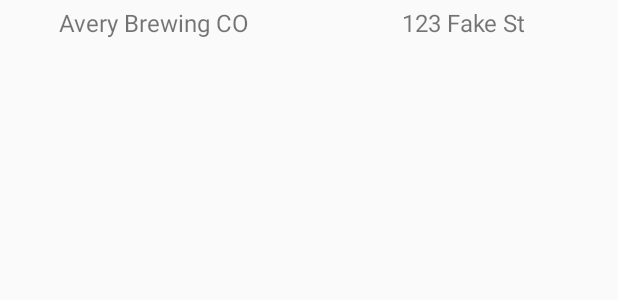
After one commit to rongxanh88/BeerTheKiwi, an Android app: the layout brewery_list_item.xml on its own in the app's theme, with its tools: preview values and no code run, on a phone screen of 412 x 824 dp. The commit adds this screen. Shown: the top 300 px of the screen. Run offline under Robolectric (Android 15) with nearby library versions, the phone set to English and light mode, and no system bars.

Commit message:
Changed custom List item view

```diff
--- a/app/src/main/java/nguyenbao/beerthekiwi/BreweriesFragment.java
+++ b/app/src/main/java/nguyenbao/beerthekiwi/BreweriesFragment.java
@@ -31,7 +31,7 @@ public class BreweriesFragment extends Fragment
             "key=c1ecd34119b27016f28060879cbc13e0&format=json&locality=Boulder&countryIsoCode=US";
 
     private ListView mListView;
-    private ArrayAdapter<Brewery> mBreweryArrayAdapter;
+    private BreweryListAdapter mBreweryArrayAdapter;
 
     public BreweriesFragment() {
         // Required empty public constructor
@@ -61,8 +61,7 @@ public class BreweriesFragment extends Fragment
         }
 
         //create adapterview for breweries
-        mBreweryArrayAdapter = new ArrayAdapter<Brewery>
-                (getActivity(), android.R.layout.simple_list_item_1, breweries);
+        mBreweryArrayAdapter = new BreweryListAdapter(getActivity(), 0, breweries);
 
         //set arraylist into adapterview
         mListView = (ListView)rootview.findViewById(R.id.brewery_list_view);
--- a/app/src/main/java/nguyenbao/beerthekiwi/BreweryListAdapter.java
+++ b/app/src/main/java/nguyenbao/beerthekiwi/BreweryListAdapter.java
@@ -5,6 +5,7 @@ import android.view.LayoutInflater;
 import android.view.View;
 import android.view.ViewGroup;
 import android.widget.ArrayAdapter;
+import android.widget.TextView;
 
 import java.util.List;
 
@@ -27,6 +28,18 @@ public class BreweryListAdapter extends ArrayAdapter<Brewery> {
                     R.layout.brewery_list_item, parent, false);
         }
 
+        final Brewery brewery = getItem(position);
+
+        //find and set all views in layout
+        TextView name = (TextView)listItemView.findViewById(R.id.brewery_name);
+        name.setText(brewery.getName());
+
+        TextView address = (TextView)listItemView.findViewById(R.id.brewery_address);
+        address.setText(brewery.getBreweryLocation().getStreetAddress());
+
+//        TextView postalCode = (TextView)listItemView.findViewById(R.id.brewery_postal_code);
+//        postalCode.setText(brewery.getBreweryLocation().getPostalCode());
+
         return listItemView;
     }
 }
--- /dev/null
+++ b/app/src/main/res/layout/brewery_list_item.xml
@@ -0,0 +1,36 @@
+<?xml version="1.0" encoding="utf-8"?>
+<LinearLayout xmlns:android="http://schemas.android.com/apk/res/android"
+              xmlns:tools="http://schemas.android.com/tools"
+              android:layout_width="match_parent"
+              android:layout_height="match_parent"
+              android:paddingTop="4sp"
+              android:orientation="horizontal">
+
+    <TextView
+        android:id="@+id/brewery_name"
+        android:layout_width="0dp"
+        android:layout_height="wrap_content"
+        android:layout_weight="2"
+        android:textAlignment="center"
+        android:textSize="16sp"
+        tools:text="Avery Brewing CO"/>
+
+    <TextView
+        android:id="@+id/brewery_address"
+        android:layout_width="0dp"
+        android:layout_height="wrap_content"
+        android:layout_weight="2"
+        android:textAlignment="center"
+        android:textSize="16sp"
+        tools:text="123 Fake St"/>
+
+    <!--<TextView-->
+        <!--android:id="@+id/brewery_postal_code"-->
+        <!--android:layout_width="0dp"-->
+        <!--android:layout_height="wrap_content"-->
+        <!--android:layout_weight="1"-->
+        <!--android:textAlignment="center"-->
+        <!--android:textSize="16sp"-->
+        <!--tools:text="2011"/>-->
+
+</LinearLayout>
```
